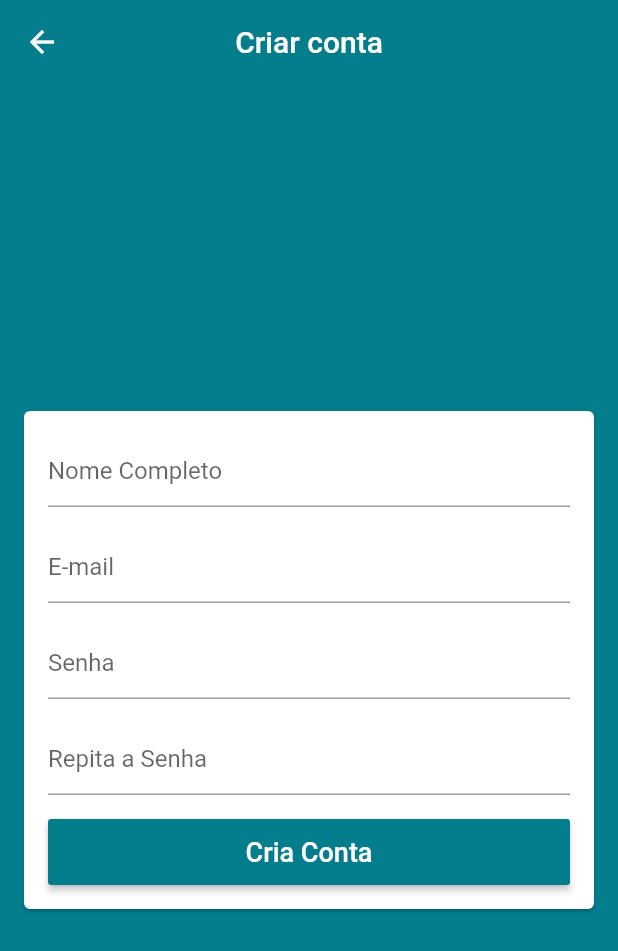
After one commit to felipebufelli/e_commerce_model, a Flutter app: the screen it shows after launch, after a tap on "CRIAR CONTA", on a phone screen of 412 x 824 dp. The commit adds this screen. Shown: the top 951 px of the screen. Run offline on Flutter 3.47's test engine with Material 2 defaults, Android fonts, the phone set to English and light mode, and no system bars; our stand-ins replace firebase_auth; accounts and stored records are empty.

Commit message:
UI SingUp

```diff
--- a/lib/main.dart
+++ b/lib/main.dart
@@ -1,5 +1,6 @@
 import 'package:e_commerce_model/models/user_manager.dart';
 import 'package:e_commerce_model/screens/base/base_screen.dart';
+import 'package:e_commerce_model/screens/signup/signup_screen.dart';
 import 'package:flutter/material.dart';
 import 'package:provider/provider.dart';
 
@@ -22,7 +23,20 @@ class MyApp extends StatelessWidget {
               elevation: 0,
             ),
             visualDensity: VisualDensity.adaptivePlatformDensity),
-        home: BaseScreen(),
+        initialRoute: '/base',
+        onGenerateRoute: (settings) {
+          switch (settings.name) {
+            case '/signup':
+              return MaterialPageRoute(
+                builder: (_) => SignUpScreen()
+              );
+            case '/base':
+            default:
+              return MaterialPageRoute(
+                builder: (_) => BaseScreen()
+              );
+          }
+        },
       ),
     );
   }
--- a/lib/screens/login/login_screen.dart
+++ b/lib/screens/login/login_screen.dart
@@ -18,6 +18,20 @@ class LoginScreen extends StatelessWidget {
       appBar: AppBar(
         title: const Text('Entrar'),
         centerTitle: true,
+        actions: <Widget>[
+          FlatButton(
+            onPressed: () {
+              Navigator.of(context).pushReplacementNamed('/signup');
+            },
+            textColor: Colors.white,
+            child: const Text(
+              'CRIAR CONTA',
+              style: TextStyle(
+                fontSize: 14,
+              ),
+            )
+          ),
+        ],
       ),
       body: Center(
         child: Card(
--- /dev/null
+++ b/lib/screens/signup/signup_screen.dart
@@ -0,0 +1,78 @@
+import 'package:e_commerce_model/helpers/validators.dart';
+import 'package:flutter/material.dart';
+
+class SignUpScreen extends StatelessWidget {
+  @override
+  Widget build(BuildContext context) {
+    return Scaffold(
+      appBar: AppBar(
+        title: const Text('Criar conta'),
+        centerTitle: true,
+      ),
+      body: Center(
+        child: Card(
+          margin: const EdgeInsets.symmetric(horizontal: 16),
+          child: ListView(
+            shrinkWrap: true,
+            padding: const EdgeInsets.all(16),
+            children: <Widget>[
+              TextFormField(
+                decoration: const InputDecoration(hintText: 'Nome Completo'),
+              ),
+              const SizedBox(
+                height: 16,
+              ),
+              TextFormField(
+                decoration: const InputDecoration(hintText: 'E-mail'),
+                keyboardType: TextInputType.emailAddress,
+                validator: (email) {
+                  if(email.isEmpty) {
+                    return 'Campo obrigatório';
+                  }
+                  else if(!emailValid(email)){
+                    return 'E-mail inválido';
+                  }
+                  return null;
+                },
+              ),
+              const SizedBox(
+                height: 16,
+              ),
+              TextFormField(
+                decoration: const InputDecoration(hintText: 'Senha'),
+                obscureText: true,
+              ),
+              const SizedBox(
+                height: 16,
+              ),
+              TextFormField(
+                decoration: const InputDecoration(hintText: 'Repita a Senha'),
+                obscureText: true,
+              ),
+              const SizedBox(
+                height: 16,
+              ),
+              SizedBox(
+                height: 44.0,
+                child: RaisedButton(
+                  onPressed: () {
+
+                  },
+                  color: Theme.of(context).primaryColor,
+                  disabledColor: Theme.of(context).primaryColor.withAlpha(100),
+                  textColor: Colors.white,
+                  child: const Text(
+                    'Cria Conta',
+                    style: TextStyle(
+                      fontSize: 18
+                    ),
+                  ),
+                ),
+              ),
+            ],
+          ),
+        ),
+      ),
+    );
+  }
+}
```
